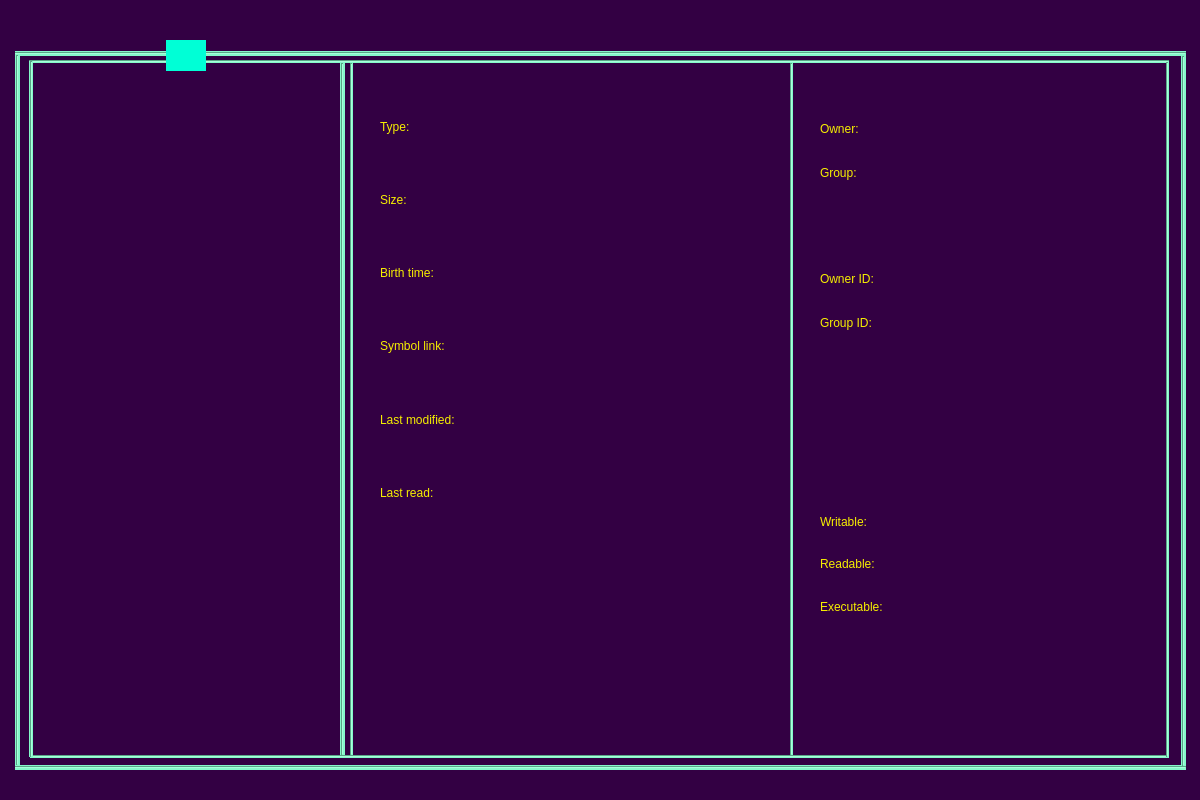
Qt form src/Ui/MainWindow.ui (Danton666/File-Manager) before a commit.
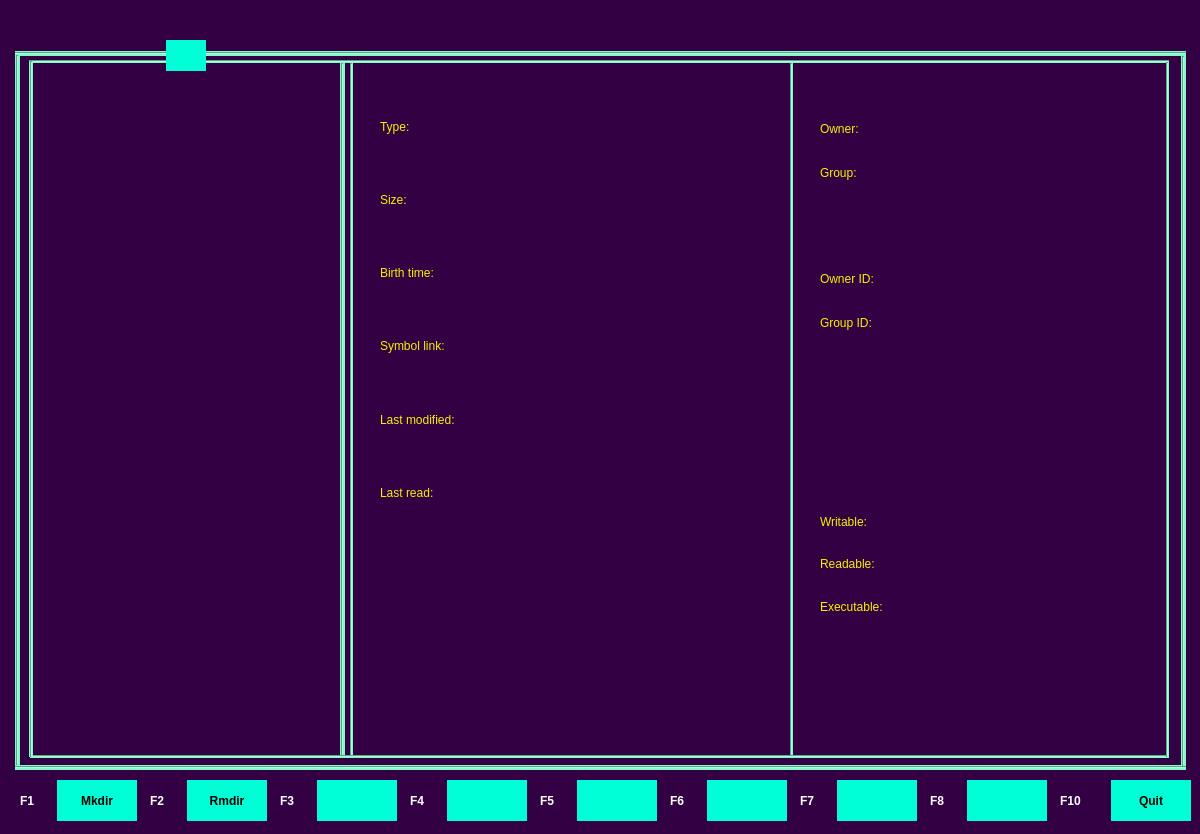
The same form after that commit.

Patch:
```diff
--- a/src/Ui/MainWindow.ui
+++ b/src/Ui/MainWindow.ui
@@ -7,7 +7,7 @@
     <x>0</x>
     <y>0</y>
     <width>1200</width>
-    <height>800</height>
+    <height>834</height>
    </rect>
   </property>
   <property name="windowTitle">
@@ -541,8 +541,467 @@
      </item>
     </layout>
    </widget>
+   <widget class="QWidget" name="horizontalLayoutWidget">
+    <property name="geometry">
+     <rect>
+      <x>20</x>
+      <y>780</y>
+      <width>117</width>
+      <height>41</height>
+     </rect>
+    </property>
+    <layout class="QHBoxLayout" name="horizontalLayout">
+     <item>
+      <widget class="QLabel" name="label">
+       <property name="styleSheet">
+        <string notr="true">QLabel{
+	color:white; 
+	font:25px &quot;Ubuntu&quot;; 
+	font:bold;
+	border:none; 
+	background-color:none;
+}
+</string>
+       </property>
+       <property name="text">
+        <string>F1</string>
+       </property>
+      </widget>
+     </item>
+     <item>
+      <widget class="QLabel" name="label_2">
+       <property name="minimumSize">
+        <size>
+         <width>80</width>
+         <height>0</height>
+        </size>
+       </property>
+       <property name="styleSheet">
+        <string notr="true">QLabel{
+	color:black;
+ 	font:25px &quot;Ubuntu&quot;; 
+	font:bold;
+	border:none; 
+	background-color:rgb(0, 255, 214);
+}
+
+</string>
+       </property>
+       <property name="text">
+        <string>Mkdir</string>
+       </property>
+       <property name="alignment">
+        <set>Qt::AlignCenter</set>
+       </property>
+      </widget>
+     </item>
+    </layout>
+   </widget>
+   <widget class="QWidget" name="horizontalLayoutWidget_2">
+    <property name="geometry">
+     <rect>
+      <x>150</x>
+      <y>780</y>
+      <width>117</width>
+      <height>41</height>
+     </rect>
+    </property>
+    <layout class="QHBoxLayout" name="horizontalLayout_2">
+     <item>
+      <widget class="QLabel" name="label_3">
+       <property name="styleSheet">
+        <string notr="true">QLabel{
+	color:white; 
+	font:25px &quot;Ubuntu&quot;; 
+	font:bold;
+	border:none; 
+	background-color:none;
+}
+</string>
+       </property>
+       <property name="text">
+        <string>F2</string>
+       </property>
+      </widget>
+     </item>
+     <item>
+      <widget class="QLabel" name="label_4">
+       <property name="minimumSize">
+        <size>
+         <width>80</width>
+         <height>0</height>
+        </size>
+       </property>
+       <property name="styleSheet">
+        <string notr="true">QLabel{
+	color:black;
+ 	font:25px &quot;Ubuntu&quot;; 
+	font:bold;
+	border:none; 
+	background-color:rgb(0, 255, 214);
+}
+</string>
+       </property>
+       <property name="text">
+        <string>Rmdir</string>
+       </property>
+       <property name="alignment">
+        <set>Qt::AlignCenter</set>
+       </property>
+      </widget>
+     </item>
+    </layout>
+   </widget>
+   <widget class="QWidget" name="horizontalLayoutWidget_5">
+    <property name="geometry">
+     <rect>
+      <x>280</x>
+      <y>780</y>
+      <width>117</width>
+      <height>41</height>
+     </rect>
+    </property>
+    <layout class="QHBoxLayout" name="horizontalLayout_5">
+     <item>
+      <widget class="QLabel" name="label_9">
+       <property name="styleSheet">
+        <string notr="true">QLabel{
+	color:white; 
+	font:25px &quot;Ubuntu&quot;; 
+	font:bold;
+	border:none; 
+	background-color:none;
+}
+</string>
+       </property>
+       <property name="text">
+        <string>F3</string>
+       </property>
+      </widget>
+     </item>
+     <item>
+      <widget class="QLabel" name="label_10">
+       <property name="minimumSize">
+        <size>
+         <width>80</width>
+         <height>0</height>
+        </size>
+       </property>
+       <property name="styleSheet">
+        <string notr="true">QLabel{color:black; font:25px &quot;Ubuntu&quot;; border:none; background-color:rgb(0, 255, 214);}
+</string>
+       </property>
+       <property name="text">
+        <string/>
+       </property>
+       <property name="alignment">
+        <set>Qt::AlignCenter</set>
+       </property>
+      </widget>
+     </item>
+    </layout>
+   </widget>
+   <widget class="QWidget" name="horizontalLayoutWidget_6">
+    <property name="geometry">
+     <rect>
+      <x>410</x>
+      <y>780</y>
+      <width>117</width>
+      <height>41</height>
+     </rect>
+    </property>
+    <layout class="QHBoxLayout" name="horizontalLayout_6">
+     <item>
+      <widget class="QLabel" name="label_11">
+       <property name="styleSheet">
+        <string notr="true">QLabel{
+	color:white; 
+	font:25px &quot;Ubuntu&quot;; 
+	font:bold;
+	border:none; 
+	background-color:none;
+}
+</string>
+       </property>
+       <property name="text">
+        <string>F4</string>
+       </property>
+      </widget>
+     </item>
+     <item>
+      <widget class="QLabel" name="label_12">
+       <property name="minimumSize">
+        <size>
+         <width>80</width>
+         <height>0</height>
+        </size>
+       </property>
+       <property name="styleSheet">
+        <string notr="true">QLabel{color:black; font:25px &quot;Ubuntu&quot;; border:none; background-color:rgb(0, 255, 214);}
+</string>
+       </property>
+       <property name="text">
+        <string/>
+       </property>
+       <property name="alignment">
+        <set>Qt::AlignCenter</set>
+       </property>
+      </widget>
+     </item>
+    </layout>
+   </widget>
+   <widget class="QWidget" name="horizontalLayoutWidget_7">
+    <property name="geometry">
+     <rect>
+      <x>540</x>
+      <y>780</y>
+      <width>117</width>
+      <height>41</height>
+     </rect>
+    </property>
+    <layout class="QHBoxLayout" name="horizontalLayout_7">
+     <item>
+      <widget class="QLabel" name="label_13">
+       <property name="styleSheet">
+        <string notr="true">QLabel{
+	color:white; 
+	font:25px &quot;Ubuntu&quot;; 
+	font:bold;
+	border:none; 
+	background-color:none;
+}
+</string>
+       </property>
+       <property name="text">
+        <string>F5</string>
+       </property>
+      </widget>
+     </item>
+     <item>
+      <widget class="QLabel" name="label_14">
+       <property name="minimumSize">
+        <size>
+         <width>80</width>
+         <height>0</height>
+        </size>
+       </property>
+       <property name="styleSheet">
+        <string notr="true">QLabel{color:black; font:25px &quot;Ubuntu&quot;; border:none; background-color:rgb(0, 255, 214);}
+</string>
+       </property>
+       <property name="text">
+        <string/>
+       </property>
+       <property name="alignment">
+        <set>Qt::AlignCenter</set>
+       </property>
+      </widget>
+     </item>
+    </layout>
+   </widget>
+   <widget class="QWidget" name="horizontalLayoutWidget_8">
+    <property name="geometry">
+     <rect>
+      <x>670</x>
+      <y>780</y>
+      <width>117</width>
+      <height>41</height>
+     </rect>
+    </property>
+    <layout class="QHBoxLayout" name="horizontalLayout_8">
+     <item>
+      <widget class="QLabel" name="label_15">
+       <property name="styleSheet">
+        <string notr="true">QLabel{
+	color:white; 
+	font:25px &quot;Ubuntu&quot;; 
+	font:bold;
+	border:none; 
+	background-color:none;
+}
+</string>
+       </property>
+       <property name="text">
+        <string>F6</string>
+       </property>
+      </widget>
+     </item>
+     <item>
+      <widget class="QLabel" name="label_16">
+       <property name="minimumSize">
+        <size>
+         <width>80</width>
+         <height>0</height>
+        </size>
+       </property>
+       <property name="styleSheet">
+        <string notr="true">QLabel{color:black; font:25px &quot;Ubuntu&quot;; border:none; background-color:rgb(0, 255, 214);}
+</string>
+       </property>
+       <property name="text">
+        <string/>
+       </property>
+       <property name="alignment">
+        <set>Qt::AlignCenter</set>
+       </property>
+      </widget>
+     </item>
+    </layout>
+   </widget>
+   <widget class="QWidget" name="horizontalLayoutWidget_9">
+    <property name="geometry">
+     <rect>
+      <x>800</x>
+      <y>780</y>
+      <width>117</width>
+      <height>41</height>
+     </rect>
+    </property>
+    <layout class="QHBoxLayout" name="horizontalLayout_10">
+     <item>
+      <widget class="QLabel" name="label_19">
+       <property name="styleSheet">
+        <string notr="true">QLabel{
+	color:white; 
+	font:25px &quot;Ubuntu&quot;; 
+	font:bold;
+	border:none; 
+	background-color:none;
+}
+</string>
+       </property>
+       <property name="text">
+        <string>F7</string>
+       </property>
+      </widget>
+     </item>
+     <item>
+      <widget class="QLabel" name="label_20">
+       <property name="minimumSize">
+        <size>
+         <width>80</width>
+         <height>0</height>
+        </size>
+       </property>
+       <property name="styleSheet">
+        <string notr="true">QLabel{color:black; font:25px &quot;Ubuntu&quot;; border:none; background-color:rgb(0, 255, 214);}
+</string>
+       </property>
+       <property name="text">
+        <string/>
+       </property>
+       <property name="alignment">
+        <set>Qt::AlignCenter</set>
+       </property>
+      </widget>
+     </item>
+    </layout>
+   </widget>
+   <widget class="QWidget" name="horizontalLayoutWidget_10">
+    <property name="geometry">
+     <rect>
+      <x>930</x>
+      <y>780</y>
+      <width>117</width>
+      <height>41</height>
+     </rect>
+    </property>
+    <layout class="QHBoxLayout" name="horizontalLayout_11">
+     <item>
+      <widget class="QLabel" name="label_21">
+       <property name="styleSheet">
+        <string notr="true">QLabel{
+	color:white; 
+	font:25px &quot;Ubuntu&quot;; 
+	font:bold;
+	border:none; 
+	background-color:none;
+}
+</string>
+       </property>
+       <property name="text">
+        <string>F8</string>
+       </property>
+      </widget>
+     </item>
+     <item>
+      <widget class="QLabel" name="label_22">
+       <property name="minimumSize">
+        <size>
+         <width>80</width>
+         <height>0</height>
+        </size>
+       </property>
+       <property name="styleSheet">
+        <string notr="true">QLabel{color:black; font:25px &quot;Ubuntu&quot;; border:none; background-color:rgb(0, 255, 214);}
+</string>
+       </property>
+       <property name="text">
+        <string/>
+       </property>
+       <property name="alignment">
+        <set>Qt::AlignCenter</set>
+       </property>
+      </widget>
+     </item>
+    </layout>
+   </widget>
+   <widget class="QWidget" name="horizontalLayoutWidget_11">
+    <property name="geometry">
+     <rect>
+      <x>1060</x>
+      <y>780</y>
+      <width>131</width>
+      <height>41</height>
+     </rect>
+    </property>
+    <layout class="QHBoxLayout" name="horizontalLayout_12">
+     <item>
+      <widget class="QLabel" name="label_23">
+       <property name="styleSheet">
+        <string notr="true">QLabel{
+	color:white; 
+	font:25px &quot;Ubuntu&quot;; 
+	font:bold;
+	border:none; 
+	background-color:none;
+}
+</string>
+       </property>
+       <property name="text">
+        <string>F10</string>
+       </property>
+      </widget>
+     </item>
+     <item>
+      <widget class="QLabel" name="label_24">
+       <property name="minimumSize">
+        <size>
+         <width>80</width>
+         <height>0</height>
+        </size>
+       </property>
+       <property name="styleSheet">
+        <string notr="true">QLabel{
+	color:black;
+ 	font:25px &quot;Ubuntu&quot;; 
+	font:bold;
+	border:none; 
+	background-color:rgb(0, 255, 214);
+}
+</string>
+       </property>
+       <property name="text">
+        <string>Quit</string>
+       </property>
+       <property name="alignment">
+        <set>Qt::AlignCenter</set>
+       </property>
+      </widget>
+     </item>
+    </layout>
+   </widget>
   </widget>
-  <widget class="QStatusBar" name="statusbar"/>
  </widget>
  <resources/>
  <connections/>
```
